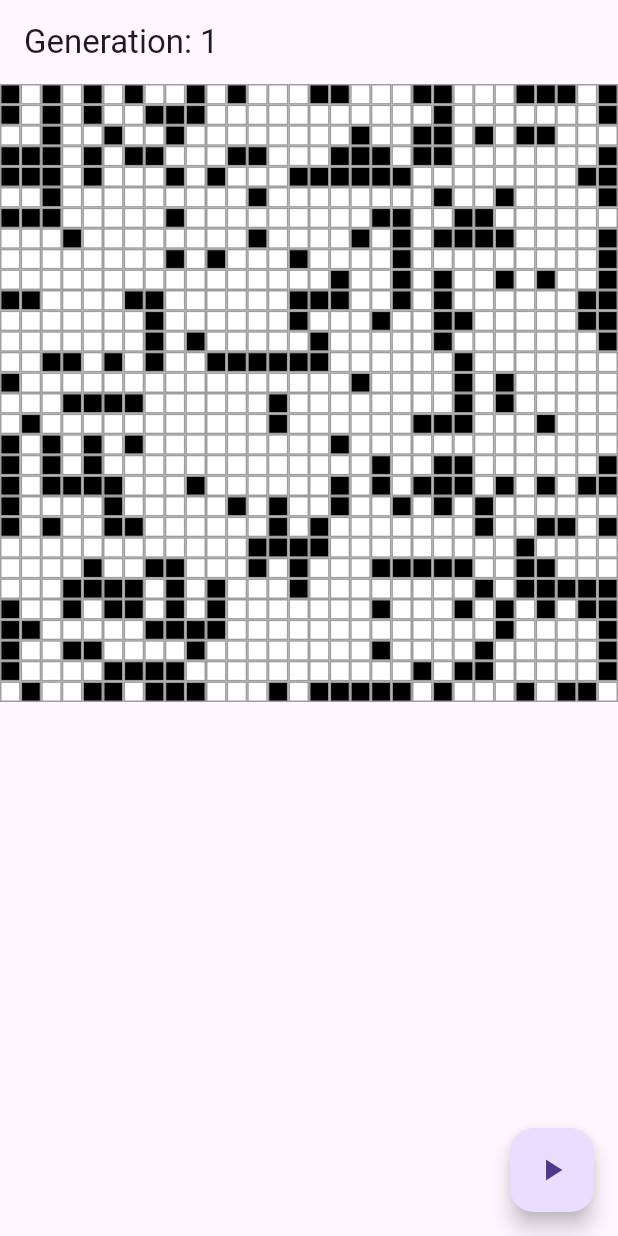
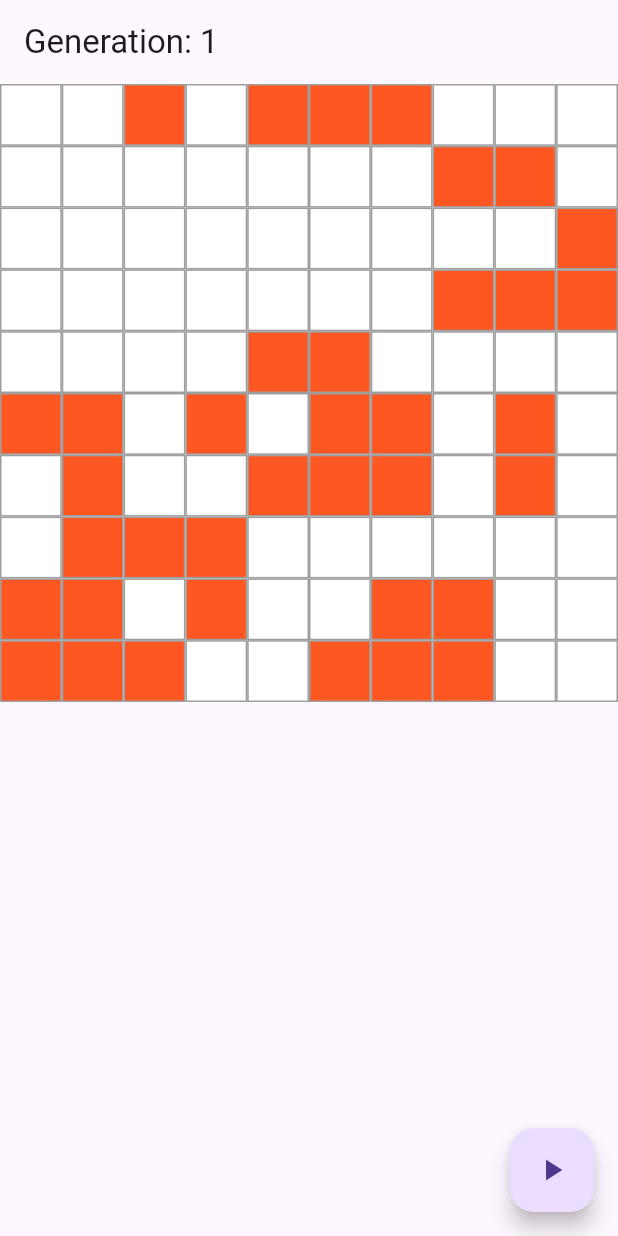
Before and after one commit to Danthology96/game_of_life_flutter, a Flutter app: the screen it shows after launch, after a tap on the "play arrow" icon, on a phone screen of 412 x 824 dp. Run offline on Flutter 3.47's test engine with Material 3 defaults, Android fonts, the phone set to English and light mode, and no system bars.

Commit message:
[ft] GridConfig: Added grid config and factory to the app

```diff
--- a/lib/ui/models/cell.dart
+++ b/lib/data/repository/models/cell.dart
@@ -1,5 +1,5 @@
 import 'package:flutter/material.dart';
-import 'package:game_of_life_exercise/ui/enums/cell_status.dart';
+import 'package:game_of_life_exercise/data/repository/enums/cell_status.dart';
 
 abstract class Cell {
   int posX = 0;
--- a/lib/ui/models/grid_config.dart
+++ b/lib/data/repository/models/grid_config.dart
@@ -1,5 +1,5 @@
 import 'package:flutter/material.dart';
-import 'package:game_of_life_exercise/ui/enums/grid_config_types.dart';
+import 'package:game_of_life_exercise/data/repository/enums/grid_config_types.dart';
 
 abstract class GridConfig {
   int _dimension = 0;
@@ -17,43 +17,43 @@ abstract class GridConfig {
     _gridType = type;
   }
 
-  void setConfig(int dimension, Color aliveColor, Color deadColor) {
+  void setConfig(int dimension, Color? aliveColor, Color? deadColor) {
     _dimension = dimension;
-    _aliveColor = aliveColor;
-    _deadColor = deadColor;
+    _aliveColor = aliveColor ?? _aliveColor;
+    _deadColor = deadColor ?? _deadColor;
   }
 }
 
 class SmallGridConfig extends GridConfig {
-  SmallGridConfig(Color aliveColor, Color deadColor) {
+  SmallGridConfig(Color? aliveColor, Color? deadColor) {
     setConfig(20, aliveColor, deadColor);
     setGridType = GridConfigTypes.SMALL;
   }
 }
 
 class MediumGridConfig extends GridConfig {
-  MediumGridConfig(Color aliveColor, Color deadColor) {
+  MediumGridConfig(Color? aliveColor, Color? deadColor) {
     setConfig(30, aliveColor, deadColor);
     setGridType = GridConfigTypes.MEDIUM;
   }
 }
 
 class LargeGridConfig extends GridConfig {
-  LargeGridConfig(Color aliveColor, Color deadColor) {
+  LargeGridConfig(Color? aliveColor, Color? deadColor) {
     setConfig(40, aliveColor, deadColor);
     setGridType = GridConfigTypes.LARGE;
   }
 }
 
 class ExtraLargeGridConfig extends GridConfig {
-  ExtraLargeGridConfig(Color aliveColor, Color deadColor) {
+  ExtraLargeGridConfig(Color? aliveColor, Color? deadColor) {
     setConfig(50, aliveColor, deadColor);
     setGridType = GridConfigTypes.EXTRA_LARGE;
   }
 }
 
 class CustomGridConfig extends GridConfig {
-  CustomGridConfig(int dimension, Color aliveColor, Color deadColor) {
+  CustomGridConfig(int dimension, Color? aliveColor, Color? deadColor) {
     setConfig(dimension, aliveColor, deadColor);
     setGridType = GridConfigTypes.CUSTOM;
   }
--- /dev/null
+++ b/lib/data/repository/models/grid_config_factory.dart
@@ -0,0 +1,83 @@
+import 'package:flutter/material.dart';
+import 'package:game_of_life_exercise/data/repository/enums/grid_config_types.dart';
+import 'package:game_of_life_exercise/data/repository/models/grid_config.dart';
+
+class GridConfigFactory {
+  GridConfigFactory._(); // Private constructor to prevent instantiation
+
+  static GridConfig createGridConfig(GridConfigContext context) {
+    switch (context.gridType) {
+      case GridConfigTypes.SMALL:
+        return SmallGridConfig(context.aliveColor, context.deadColor);
+      case GridConfigTypes.MEDIUM:
+        return MediumGridConfig(context.aliveColor, context.deadColor);
+      case GridConfigTypes.LARGE:
+        return LargeGridConfig(context.aliveColor, context.deadColor);
+      case GridConfigTypes.EXTRA_LARGE:
+        return ExtraLargeGridConfig(context.aliveColor, context.deadColor);
+      case GridConfigTypes.CUSTOM:
+        return CustomGridConfig(
+          context.dimension!,
+          context.aliveColor,
+          context.deadColor,
+        );
+    }
+  }
+}
+
+class GridConfigContext {
+  final GridConfigTypes gridType;
+
+  final int? dimension;
+  final Color? aliveColor;
+  final Color? deadColor;
+
+  GridConfigContext._({
+    required this.gridType,
+    this.aliveColor,
+    this.deadColor,
+    this.dimension,
+  });
+
+  factory GridConfigContext.defaultConfig() =>
+      GridConfigContext._(gridType: GridConfigTypes.MEDIUM);
+
+  factory GridConfigContext.small({Color? aliveColor, Color? deadColor}) =>
+      GridConfigContext._(
+        gridType: GridConfigTypes.SMALL,
+        aliveColor: aliveColor,
+        deadColor: deadColor,
+      );
+
+  factory GridConfigContext.medium({Color? aliveColor, Color? deadColor}) =>
+      GridConfigContext._(
+        gridType: GridConfigTypes.MEDIUM,
+        aliveColor: aliveColor,
+        deadColor: deadColor,
+      );
+
+  factory GridConfigContext.large({Color? aliveColor, Color? deadColor}) =>
+      GridConfigContext._(
+        gridType: GridConfigTypes.LARGE,
+        aliveColor: aliveColor,
+        deadColor: deadColor,
+      );
+
+  factory GridConfigContext.extraLarge({Color? aliveColor, Color? deadColor}) =>
+      GridConfigContext._(
+        gridType: GridConfigTypes.EXTRA_LARGE,
+        aliveColor: aliveColor,
+        deadColor: deadColor,
+      );
+
+  factory GridConfigContext.custom({
+    int? dimension,
+    Color? aliveColor,
+    required Color deadColor,
+  }) => GridConfigContext._(
+    gridType: GridConfigTypes.CUSTOM,
+    aliveColor: aliveColor,
+    deadColor: deadColor,
+    dimension: dimension,
+  );
+}
--- a/lib/main.dart
+++ b/lib/main.dart
@@ -1,6 +1,6 @@
 import 'package:flutter/material.dart';
 
-import 'ui/views/game_of_life_backup.dart';
+import 'ui/views/game_of_life.dart';
 
 void main() {
   runApp(const MaterialApp(home: GameOfLife()));
--- a/lib/ui/models/grid.dart
+++ /dev/null
@@ -1 +0,0 @@
-abstract class Grid {}
--- a/lib/ui/models/grid_config_factory.dart
+++ /dev/null
@@ -1,33 +0,0 @@
-import 'package:flutter/material.dart';
-import 'package:game_of_life_exercise/ui/enums/grid_config_types.dart';
-import 'package:game_of_life_exercise/ui/models/grid_config.dart';
-
-class GridConfigFactory {
-  GridConfigFactory._(); // Private constructor to prevent instantiation
-
-  static GridConfig createGridConfig(GridConfigContext context) {
-    switch (context.gridType) {
-      case GridConfigTypes.SMALL:
-        return SmallGridConfig(context.aliveColor, context.deadColor);
-      case GridConfigTypes.MEDIUM:
-        return MediumGridConfig(context.aliveColor, context.deadColor);
-      case GridConfigTypes.LARGE:
-        return LargeGridConfig(context.aliveColor, context.deadColor);
-      case GridConfigTypes.EXTRA_LARGE:
-        return ExtraLargeGridConfig(context.aliveColor, context.deadColor);
-      case GridConfigTypes.CUSTOM:
-        return CustomGridConfig(
-          context.dimension,
-          context.aliveColor,
-          context.deadColor,
-        );
-    }
-  }
-}
-
-class GridConfigContext {
-  late int dimension;
-  late Color aliveColor;
-  late Color deadColor;
-  late GridConfigTypes gridType;
-}
--- a/lib/ui/views/game_of_life.dart
+++ b/lib/ui/views/game_of_life.dart
@@ -1,7 +1,7 @@
-import 'dart:math';
-
 import 'package:flutter/material.dart';
-import 'package:game_of_life_exercise/ui/enums/cell_status.dart';
+import 'package:game_of_life_exercise/data/repository/enums/cell_status.dart';
+import 'package:game_of_life_exercise/data/repository/models/grid_config_factory.dart';
+import 'package:game_of_life_exercise/view_model/game_logic.dart';
 
 class GameOfLife extends StatefulWidget {
   const GameOfLife({super.key});
@@ -11,93 +11,43 @@ class GameOfLife extends StatefulWidget {
 }
 
 class GameOfLifeState extends State<GameOfLife> {
-  late List<List<CellStatus>> _grid;
-  late int _rows;
-  late int _columns;
-  late int _generation;
-  late Random genLife = Random();
+  late GameLogic gameLogic;
 
+  GridConfigContext gridConfigContext = GridConfigContext.custom(
+    dimension: 10,
+    aliveColor: Colors.deepOrange,
+    deadColor: Colors.white,
+  );
   @override
   void initState() {
     super.initState();
-    _rows = 30;
-    _columns = 30;
-    _generation = 0;
-    _initGrid();
-  }
-
-  void _initGrid() {
-    _grid = List.generate(_rows, (_) => List.filled(_columns, CellStatus.DEAD));
-    for (int i = 0; i < _rows; i++) {
-      for (int j = 0; j < _columns; j++) {
-        _grid[i][j] = genLife.nextBool() ? CellStatus.ALIVE : CellStatus.DEAD;
-      }
-    }
-  }
-
-  int _countAliveNeighbors(int row, int column) {
-    int count = 0;
-    for (int i = -1; i <= 1; i++) {
-      for (int j = -1; j <= 1; j++) {
-        if (i == 0 && j == 0) continue;
-        int r = row + i;
-        int c = column + j;
-        if (r >= 0 &&
-            r < _rows &&
-            c >= 0 &&
-            c < _columns &&
-            _grid[r][c] == CellStatus.ALIVE) {
-          count++;
-        }
-      }
-    }
-    return count;
+    gameLogic = GameLogic.fromConfig(
+      GridConfigFactory.createGridConfig(gridConfigContext),
+    );
   }
 
   void _tick() {
     setState(() {
-      _generation++;
-      List<List<CellStatus>> nextGrid = List.generate(
-        _rows,
-        (_) => List.filled(_columns, CellStatus.DEAD),
-      );
-      for (int i = 0; i < _rows; i++) {
-        for (int j = 0; j < _columns; j++) {
-          int neighbors = _countAliveNeighbors(i, j);
-          if (_grid[i][j] == CellStatus.ALIVE) {
-            if (neighbors == 2 || neighbors == 3) {
-              nextGrid[i][j] = CellStatus.ALIVE;
-            } else {
-              nextGrid[i][j] = CellStatus.DEAD;
-            }
-          } else {
-            if (neighbors == 3) {
-              nextGrid[i][j] = CellStatus.ALIVE;
-            } else {
-              nextGrid[i][j] = CellStatus.DEAD;
-            }
-          }
-        }
-      }
-      _grid = nextGrid;
+      gameLogic.tick();
     });
   }
 
   @override
   Widget build(BuildContext context) {
+    final int dimension = gameLogic.gridConfig.dimension;
     return Scaffold(
-      appBar: AppBar(title: Text('Generation: $_generation')),
+      appBar: AppBar(title: Text('Generation: ${gameLogic.generation}')),
       body: GridView.count(
-        crossAxisCount: _columns,
-        children: List.generate(_rows * _columns, (index) {
-          int row = index ~/ _columns;
-          int column = index % _columns;
+        crossAxisCount: dimension,
+        children: List.generate(dimension * dimension, (index) {
+          int row = index ~/ dimension;
+          int column = index % dimension;
           return Container(
             decoration: BoxDecoration(
               color:
-                  _grid[row][column] == CellStatus.ALIVE
-                      ? Colors.black
-                      : Colors.white,
+                  gameLogic.grid[row][column] == CellStatus.ALIVE
+                      ? gameLogic.gridConfig.aliveColor
+                      : gameLogic.gridConfig.deadColor,
               border: Border.all(color: Colors.grey),
             ),
           );
--- a/lib/ui/views/game_of_life_backup.dart
+++ /dev/null
@@ -1,112 +0,0 @@
-import 'dart:math';
-
-import 'package:flutter/material.dart';
-import 'package:game_of_life_exercise/ui/enums/cell_status.dart';
-
-class GameOfLife extends StatefulWidget {
-  const GameOfLife({super.key});
-
-  @override
-  GameOfLifeState createState() => GameOfLifeState();
-}
-
-class GameOfLifeState extends State<GameOfLife> {
-  late List<List<CellStatus>> _grid;
-  late int _rows;
-  late int _columns;
-  late int _generation;
-  late Random genLife = Random();
-
-  @override
-  void initState() {
-    super.initState();
-    _rows = 30;
-    _columns = 30;
-    _generation = 0;
-    _initGrid();
-  }
-
-  void _initGrid() {
-    _grid = List.generate(_rows, (_) => List.filled(_columns, CellStatus.DEAD));
-    for (int i = 0; i < _rows; i++) {
-      for (int j = 0; j < _columns; j++) {
-        _grid[i][j] = genLife.nextBool() ? CellStatus.ALIVE : CellStatus.DEAD;
-      }
-    }
-  }
-
-  int _countAliveNeighbors(int row, int column) {
-    int count = 0;
-    for (int i = -1; i <= 1; i++) {
-      for (int j = -1; j <= 1; j++) {
-        if (i == 0 && j == 0) continue;
-        int r = row + i;
-        int c = column + j;
-        if (r >= 0 &&
-            r < _rows &&
-            c >= 0 &&
-            c < _columns &&
-            _grid[r][c] == CellStatus.ALIVE) {
-          count++;
-        }
-      }
-    }
-    return count;
-  }
-
-  void _tick() {
-    setState(() {
-      _generation++;
-      List<List<CellStatus>> nextGrid = List.generate(
-        _rows,
-        (_) => List.filled(_columns, CellStatus.DEAD),
-      );
-      for (int i = 0; i < _rows; i++) {
-        for (int j = 0; j < _columns; j++) {
-          int neighbors = _countAliveNeighbors(i, j);
-          if (_grid[i][j] == CellStatus.ALIVE) {
-            if (neighbors == 2 || neighbors == 3) {
-              nextGrid[i][j] = CellStatus.ALIVE;
-            } else {
-              nextGrid[i][j] = CellStatus.DEAD;
-            }
-          } else {
-            if (neighbors == 3) {
-              nextGrid[i][j] = CellStatus.ALIVE;
-            } else {
-              nextGrid[i][j] = CellStatus.DEAD;
-            }
-          }
-        }
-      }
-      _grid = nextGrid;
-    });
-  }
-
-  @override
-  Widget build(BuildContext context) {
-    return Scaffold(
-      appBar: AppBar(title: Text('Generation: $_generation')),
-      body: GridView.count(
-        crossAxisCount: _columns,
-        children: List.generate(_rows * _columns, (index) {
-          int row = index ~/ _columns;
-          int column = index % _columns;
-          return Container(
-            decoration: BoxDecoration(
-              color:
-                  _grid[row][column] == CellStatus.ALIVE
-                      ? Colors.black
-                      : Colors.white,
-              border: Border.all(color: Colors.grey),
-            ),
-          );
-        }),
-      ),
-      floatingActionButton: FloatingActionButton(
-        onPressed: _tick,
-        child: const Icon(Icons.play_arrow),
-      ),
-    );
-  }
-}
--- /dev/null
+++ b/lib/view_model/game_logic.dart
@@ -0,0 +1,100 @@
+import 'dart:math';
+
+import 'package:game_of_life_exercise/data/repository/enums/cell_status.dart';
+import 'package:game_of_life_exercise/data/repository/models/grid_config.dart';
+
+import '../data/repository/models/grid_config_factory.dart';
+
+class GameLogic {
+  late int generation;
+  GridConfig _gridConfig = GridConfigFactory.createGridConfig(
+    GridConfigContext.defaultConfig(),
+  );
+
+  late List<List<CellStatus>> _grid;
+  late int _rows;
+  late int _columns;
+  late Random genLife = Random();
+
+  static final GameLogic _instance = GameLogic._internal();
+
+  GridConfig get gridConfig => _gridConfig;
+
+  List<List<CellStatus>> get grid => _grid;
+
+  set setGridConfig(GridConfig config) {
+    _gridConfig = config;
+  }
+
+  factory GameLogic() {
+    return _instance;
+  }
+
+  GameLogic._internal() {
+    _rows = 30;
+    _columns = 30;
+    generation = 0;
+    initGrid();
+  }
+  GameLogic.fromConfig(this._gridConfig) {
+    _rows = gridConfig.dimension;
+    _columns = gridConfig.dimension;
+    generation = 0;
+    initGrid();
+  }
+
+  void initGrid() {
+    _grid = List.generate(_rows, (_) => List.filled(_columns, CellStatus.DEAD));
+    for (int i = 0; i < _rows; i++) {
+      for (int j = 0; j < _columns; j++) {
+        _grid[i][j] = genLife.nextBool() ? CellStatus.ALIVE : CellStatus.DEAD;
+      }
+    }
+  }
+
+  int _countAliveNeighbors(int row, int column) {
+    int count = 0;
+    for (int i = -1; i <= 1; i++) {
+      for (int j = -1; j <= 1; j++) {
+        if (i == 0 && j == 0) continue;
+        int r = row + i;
+        int c = column + j;
+        if (r >= 0 &&
+            r < _rows &&
+            c >= 0 &&
+            c < _columns &&
+            _grid[r][c] == CellStatus.ALIVE) {
+          count++;
+        }
+      }
+    }
+    return count;
+  }
+
+  void tick() {
+    generation++;
+    List<List<CellStatus>> nextGrid = List.generate(
+      _rows,
+      (_) => List.filled(_columns, CellStatus.DEAD),
+    );
+    for (int i = 0; i < _rows; i++) {
+      for (int j = 0; j < _columns; j++) {
+        int neighbors = _countAliveNeighbors(i, j);
+        if (_grid[i][j] == CellStatus.ALIVE) {
+          if (neighbors == 2 || neighbors == 3) {
+            nextGrid[i][j] = CellStatus.ALIVE;
+          } else {
+            nextGrid[i][j] = CellStatus.DEAD;
+          }
+        } else {
+          if (neighbors == 3) {
+            nextGrid[i][j] = CellStatus.ALIVE;
+          } else {
+            nextGrid[i][j] = CellStatus.DEAD;
+          }
+        }
+      }
+    }
+    _grid = nextGrid;
+  }
+}
```
Also changed, not shown: lib/data/repository/enums/cell_status.dart (renamed from lib/ui/enums/cell_status.dart), lib/data/repository/enums/grid_config_types.dart (renamed from lib/ui/enums/grid_config_types.dart).
